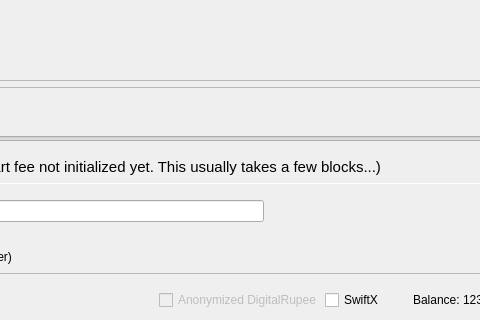
Qt form src/qt/forms/sendcoinsdialog.ui (clipperrrrrrr/Rupee) before a commit; both pictures show x 417 to 897 and y 375 to 695 of the 978 by 695 pixel window.
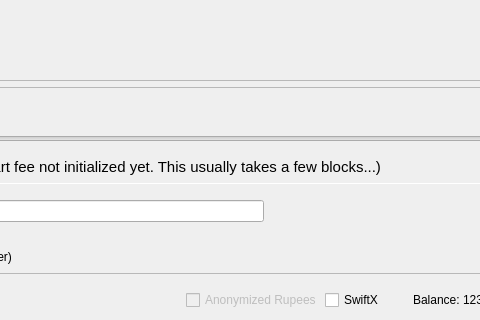
The same form after that commit. Custom widgets are drawn as their Qt base class.

Diff of the .ui file:
```diff
--- a/src/qt/forms/sendcoinsdialog.ui
+++ b/src/qt/forms/sendcoinsdialog.ui
@@ -1619,7 +1619,7 @@
                 <bool>false</bool>
                </property>
                <property name="text">
-                <string>Anonymized DigitalRupee</string>
+                <string>Anonymized Rupees</string>
                </property>
               </widget>
              </item>
```
Left out of the diff: 4 changed lines with no effect on the pictures.
